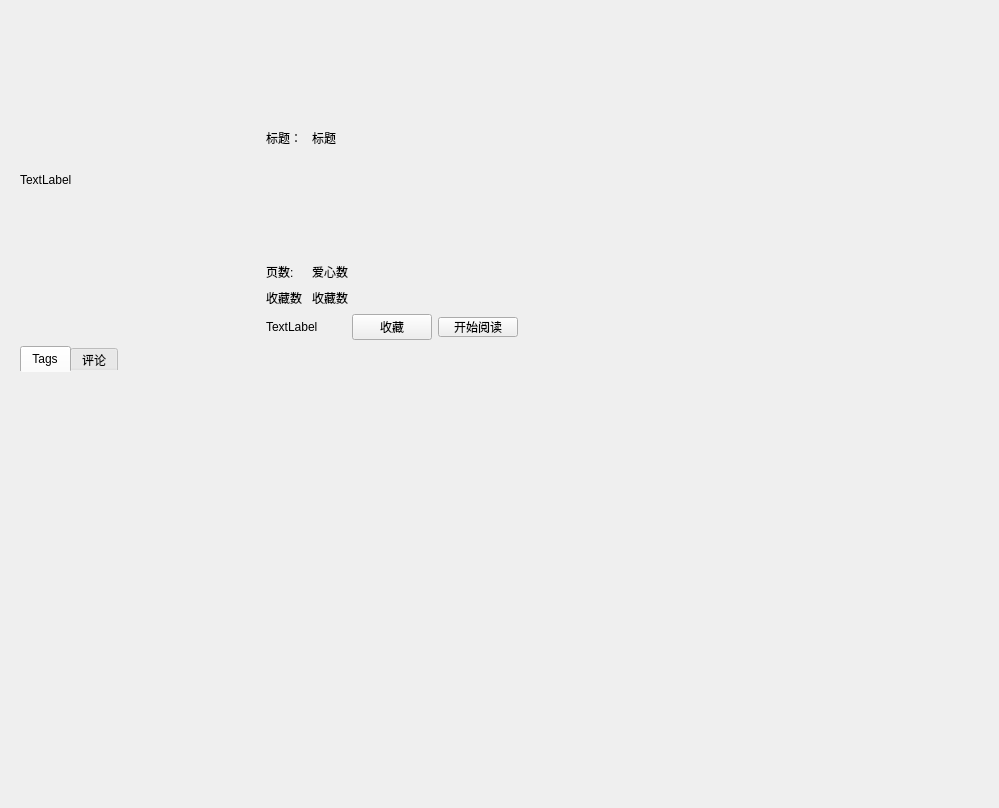
First picture: the form in ui/bookinfo.ui, repository tonquer/ehentai-qt, before the edit.
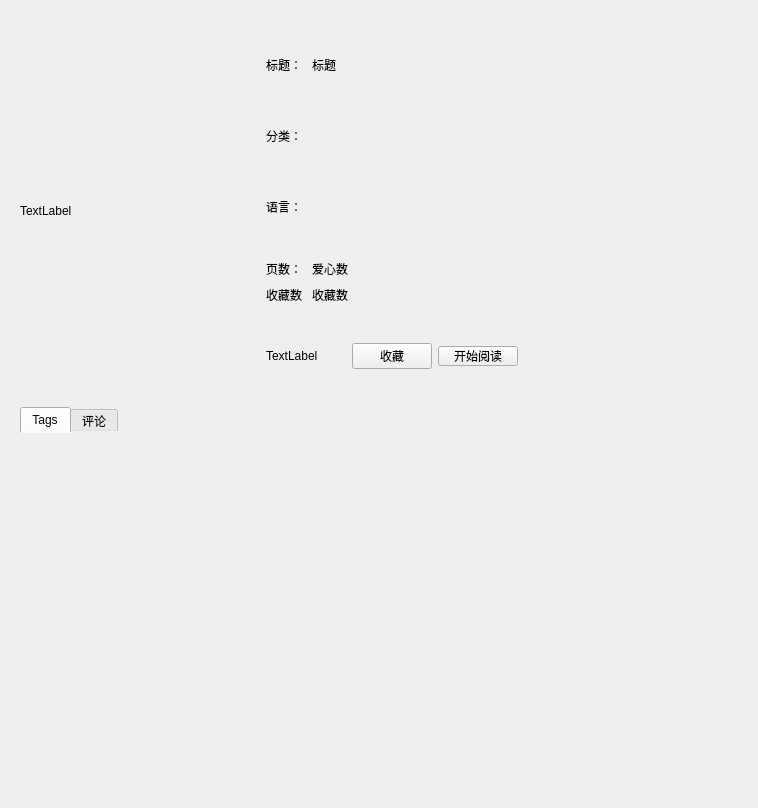
Second picture: the form after the edit. Custom widgets are drawn as their Qt base class.

```diff
--- a/ui/bookinfo.ui
+++ b/ui/bookinfo.ui
@@ -6,7 +6,7 @@
    <rect>
     <x>0</x>
     <y>0</y>
-    <width>999</width>
+    <width>758</width>
     <height>808</height>
    </rect>
   </property>
@@ -65,6 +65,75 @@
                    </item>
                   </layout>
                  </item>
+                 <item>
+                  <layout class="QHBoxLayout" name="horizontalLayout_6">
+                   <item>
+                    <widget class="QLabel" name="label_3">
+                     <property name="maximumSize">
+                      <size>
+                       <width>40</width>
+                       <height>20</height>
+                      </size>
+                     </property>
+                     <property name="text">
+                      <string>分类：</string>
+                     </property>
+                    </widget>
+                   </item>
+                   <item>
+                    <widget class="QtCategoryList" name="categoryList">
+                     <property name="maximumSize">
+                      <size>
+                       <width>16777215</width>
+                       <height>40</height>
+                      </size>
+                     </property>
+                     <property name="styleSheet">
+                      <string notr="true">QListWidget {background-color:transparent;}
+QListWidget::item {
+    background-color:rgb(251, 239, 243);
+    color: rgb(196, 95, 125);
+	border:2px solid red;
+    border-radius: 10px;
+	border-color:rgb(196, 95, 125);
+}
+/* 鼠标在按钮上时，按钮颜色 */
+ QListWidget::item:hover 
+{
+    background-color:rgb(21, 85, 154);
+    border-radius: 10px;
+    color: rgb(0, 0, 0);
+}
+</string>
+                     </property>
+                    </widget>
+                   </item>
+                  </layout>
+                 </item>
+                 <item>
+                  <layout class="QHBoxLayout" name="horizontalLayout_5">
+                   <item>
+                    <widget class="QLabel" name="label_2">
+                     <property name="maximumSize">
+                      <size>
+                       <width>40</width>
+                       <height>20</height>
+                      </size>
+                     </property>
+                     <property name="text">
+                      <string>语言：</string>
+                     </property>
+                    </widget>
+                   </item>
+                   <item>
+                    <widget class="QLabel" name="languageLabel">
+                     <property name="text">
+                      <string/>
+                     </property>
+                    </widget>
+                   </item>
+                  </layout>
+                 </item>
                  <item>
                   <layout class="QHBoxLayout" name="horizontalLayout_8">
                    <item>
@@ -76,7 +145,7 @@
                       </size>
                      </property>
                      <property name="text">
-                      <string>页数:</string>
+                      <string>页数：</string>
                      </property>
                     </widget>
                    </item>
@@ -106,7 +175,7 @@
                       </size>
                      </property>
                      <property name="text">
-                      <string>收藏数</string>
+                      <string>收藏数：</string>
                      </property>
                     </widget>
                    </item>
@@ -140,7 +209,7 @@
                      </property>
                      <property name="maximumSize">
                       <size>
-                       <width>80</width>
+                       <width>160</width>
                        <height>20</height>
                       </size>
                      </property>
@@ -149,14 +218,14 @@
                      </property>
                     </widget>
                    </item>
-                   <item>
+                   <item alignment="Qt::AlignHCenter|Qt::AlignVCenter">
                     <widget class="QPushButton" name="pushButton">
                      <property name="text">
                       <string>收藏</string>
                      </property>
                     </widget>
                    </item>
-                   <item>
+                   <item alignment="Qt::AlignHCenter|Qt::AlignVCenter">
                     <widget class="QPushButton" name="startRead">
                      <property name="maximumSize">
                       <size>
@@ -277,6 +346,11 @@
    <extends>QListWidget</extends>
    <header location="global">.qtlistwidget.h</header>
   </customwidget>
+  <customwidget>
+   <class>QtCategoryList</class>
+   <extends>QListWidget</extends>
+   <header location="global">.qtlistwidget.h</header>
+  </customwidget>
  </customwidgets>
  <resources/>
  <connections>
```
